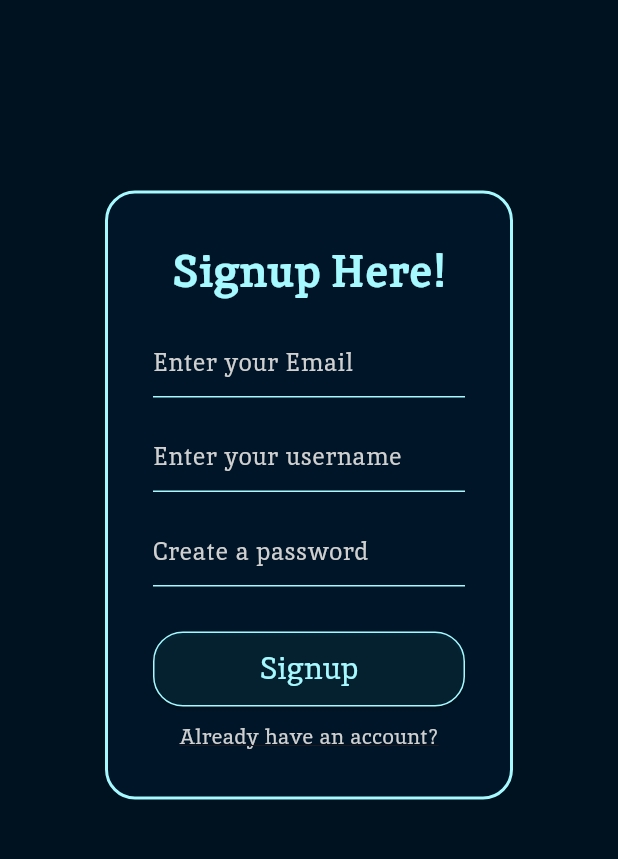
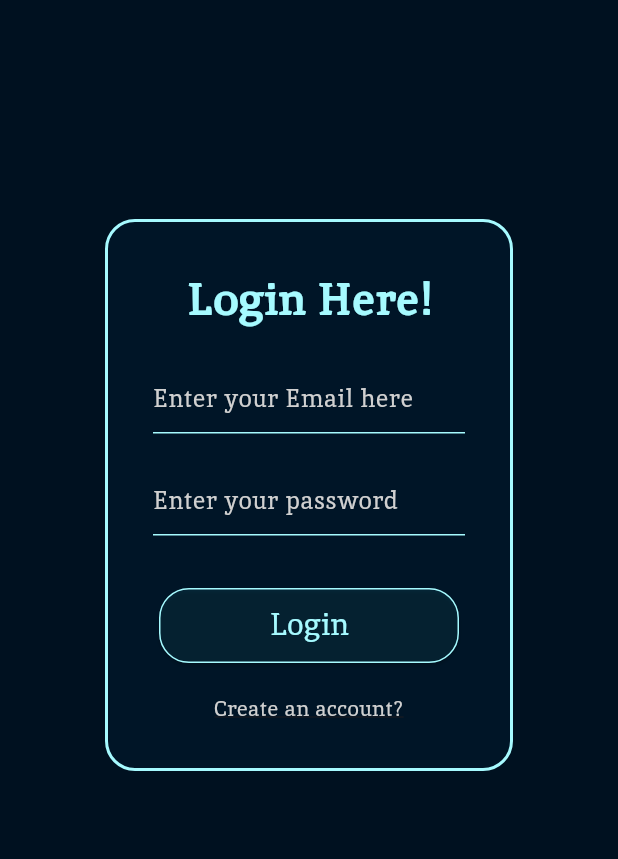
Before and after one commit to pankaj0695/ecoresolve, a Flutter app: the screen it shows after launch, on a phone screen of 412 x 824 dp, the part 246-1105 px from its top. Run offline on Flutter 3.47's test engine with Material 3 defaults, Android fonts, the light colour scheme and no system bars; our stand-ins replace get, go_router.

Commit message:
New Update

```diff
--- a/lib/constants/nav_items.dart
+++ b/lib/constants/nav_items.dart
@@ -1,7 +1,6 @@
 import 'package:flutter/material.dart';
 
 List<String> navTitles = [
-  "Signup",
   "Home",
   "Conflict Resolution",
   "Community Service",
@@ -9,7 +8,6 @@ List<String> navTitles = [
 ];
 
 List<String> navPaths = [
-  "/",
   "/home",
   "/conflict-resolution",
   "/community-service",
--- a/lib/main.dart
+++ b/lib/main.dart
@@ -3,6 +3,7 @@ import 'package:flutter_app/pages/community-service.dart';
 import 'package:flutter_app/pages/conflict-resolution.dart';
 import 'package:flutter_app/pages/feedback.dart';
 import 'package:flutter_app/pages/home.dart';
+import 'package:flutter_app/pages/login_page.dart';
 import 'package:flutter_app/pages/signup_page.dart';
 import 'package:go_router/go_router.dart';
 
@@ -12,25 +13,27 @@ void main() {
 
 class MyApp extends StatelessWidget {
   final GoRouter _router = GoRouter(
-    initialLocation: '/',
+    initialLocation: '/login',
     routes: [
       GoRoute(
-        path: '/',
+        path: '/login',
+        pageBuilder: (context, state) =>
+            const NoTransitionPage(child: LoginPage()),
+      ),
+      GoRoute(
+        path: '/signup',
         pageBuilder: (context, state) =>
             const NoTransitionPage(child: SignupPage()),
-            // const NoTransitionPage(child: SignupPage()),
       ),
       GoRoute(
         path: '/home',
         pageBuilder: (context, state) =>
             const NoTransitionPage(child: HomePage()),
-            // const NoTransitionPage(child: SignupPage()),
       ),
       GoRoute(
         path: '/conflict-resolution',
         pageBuilder: (context, state) =>
             const NoTransitionPage(child: ConflictResolutionPage()),
-            // const NoTransitionPage(child: LoginPage()),
       ),
       GoRoute(
         path: '/community-service',
@@ -46,8 +49,6 @@ class MyApp extends StatelessWidget {
   );
 
   MyApp({super.key});
-
-  // This widget is the root of your application.
   @override
   Widget build(BuildContext context) {
     return MaterialApp.router(
--- a/pubspec.yaml
+++ b/pubspec.yaml
@@ -30,11 +30,6 @@ environment:
 dependencies:
   flutter:
     sdk: flutter
-
-
-
-  # The following adds the Cupertino Icons font to your application.
-  # Use with the CupertinoIcons class for iOS style icons.
   cupertino_icons: ^1.0.6
   http: ^1.2.1
   get: ^4.6.6
```
Also changed, not shown: lib/comchat/comchat_controller.dart (+48 -1 lines), lib/widgets/web/login_web.dart (+34 -29 lines), lib/widgets/web/signup_web.dart (+29 -22 lines), pubspec.lock.
